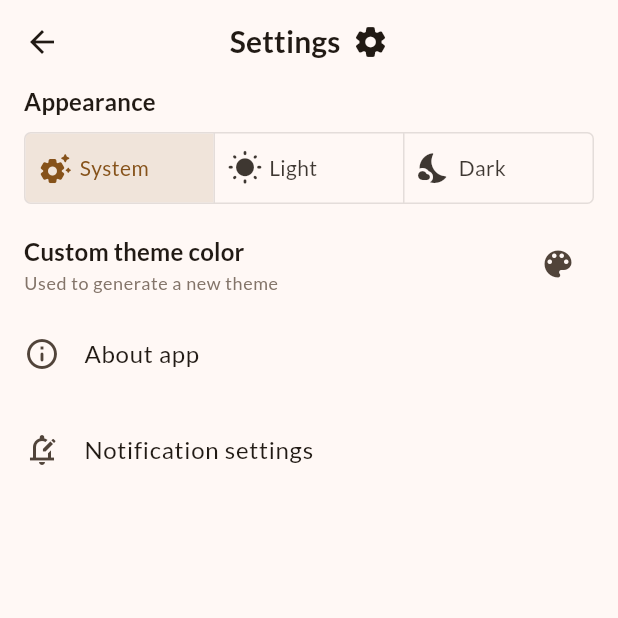
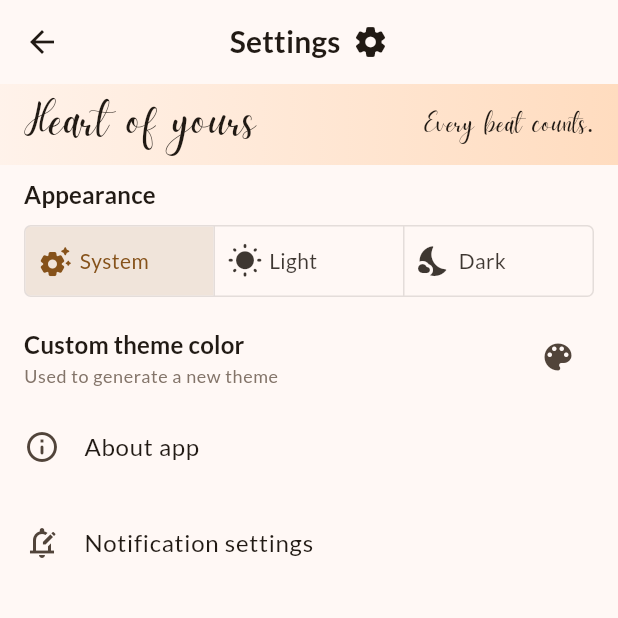
Before and after one commit to kit-g/heart-of-yours, a Flutter app: the SettingsPage screen opened directly, on a phone screen of 412 x 824 dp, the top half of it. Run offline on Flutter 3.47's test engine with Material 3 defaults, Android fonts, the phone set to English and light mode, and no system bars; our stand-ins replace cloud_firestore, firebase_auth, firebase_core, fl_chart, flutter_colorpicker, go_router and 6 more; accounts and stored records are empty; generated files the repository leaves out were written again; statements that could not run were skipped.

Commit message:
feat: logo added

```diff
--- a/lib/presentation/routes/login.dart
+++ b/lib/presentation/routes/login.dart
@@ -3,6 +3,7 @@ import 'package:flutter/material.dart';
 import 'package:heart/core/env/sentry.dart';
 import 'package:heart/core/utils/icons.dart';
 import 'package:heart/core/utils/visual.dart';
+import 'package:heart/presentation/widgets/logo.dart';
 import 'package:heart_language/heart_language.dart';
 import 'package:heart_state/heart_state.dart';
 
@@ -29,7 +30,15 @@ class _LoginPageState extends State<LoginPage> with LoadingState<LoginPage> {
     final ThemeData(textTheme: TextTheme(titleMedium: style)) = Theme.of(context);
 
     return Scaffold(
-      body: Center(
+      body: SafeArea(
+        child: Column(
+          children: [
+            const Expanded(
+              flex: 2,
+              child: Logo(),
+            ),
+            Expanded(
+              flex: 3,
               child: ValueListenableBuilder<bool>(
                 valueListenable: loader,
                 builder: (_, loading, child) {
@@ -46,7 +55,7 @@ class _LoginPageState extends State<LoginPage> with LoadingState<LoginPage> {
                 child: Padding(
                   padding: const EdgeInsets.symmetric(horizontal: 60.0),
                   child: Column(
-              mainAxisAlignment: MainAxisAlignment.center,
+                    mainAxisAlignment: MainAxisAlignment.start,
                     spacing: 24,
                     children: [
                       Stack(
@@ -74,7 +83,8 @@ class _LoginPageState extends State<LoginPage> with LoadingState<LoginPage> {
                       FutureBuilder<bool>(
                         future: _isAppleSignNnAvailable,
                         builder: (_, snapshot) {
-                    bool hasAppleSignIn = _isIos(context) && !snapshot.hasError && snapshot.hasData && snapshot.data!;
+                          bool hasAppleSignIn =
+                              _isIos(context) && !snapshot.hasError && snapshot.hasData && snapshot.data!;
                           return AnimatedSwitcher(
                             duration: const Duration(milliseconds: 100),
                             child: switch (hasAppleSignIn) {
@@ -110,6 +120,9 @@ class _LoginPageState extends State<LoginPage> with LoadingState<LoginPage> {
                 ),
               ),
             ),
+          ],
+        ),
+      ),
     );
   }
 
--- a/lib/presentation/routes/settings/page.dart
+++ b/lib/presentation/routes/settings/page.dart
@@ -6,15 +6,18 @@ class SettingsPage extends StatelessWidget {
   @override
   Widget build(BuildContext context) {
     final L(:settings, :appearance, :aboutApp, :notificationSettings) = L.of(context);
-    final ThemeData(:textTheme, :colorScheme) = Theme.of(context);
+    final ThemeData(
+      :textTheme,
+      colorScheme: ColorScheme(:brightness, secondaryContainer: logoColor),
+    ) = Theme.of(context);
 
     return AnnotatedRegion<SystemUiOverlayStyle>(
       value: SystemUiOverlayStyle(
-        statusBarIconBrightness: switch (colorScheme.brightness) {
+        statusBarIconBrightness: switch (brightness) {
           Brightness.dark => Brightness.light,
           Brightness.light => Brightness.dark,
         },
-        statusBarBrightness: colorScheme.brightness,
+        statusBarBrightness: brightness,
       ),
       child: SafeArea(
         child: Scaffold(
@@ -35,6 +38,27 @@ class SettingsPage extends StatelessWidget {
           ),
           body: ListView(
             children: [
+              Container(
+                decoration: BoxDecoration(
+                  gradient: LinearGradient(
+                    colors: [
+                      logoColor.withValues(alpha: .2),
+                      logoColor,
+                    ],
+                  ),
+                ),
+                child: const Padding(
+                  padding: EdgeInsets.symmetric(horizontal: 16.0, vertical: 4),
+                  child: Row(
+                    mainAxisAlignment: MainAxisAlignment.spaceBetween,
+                    children: [
+                      LogoTitle(fontSize: 32),
+                      Motto(fontSize: 18),
+                    ],
+                  ),
+                ),
+              ),
+              const SizedBox(height: 8),
               Padding(
                 padding: const EdgeInsets.symmetric(horizontal: 16.0),
                 child: Text(
--- a/lib/presentation/routes/settings/settings.dart
+++ b/lib/presentation/routes/settings/settings.dart
@@ -4,6 +4,7 @@ import 'package:flutter/material.dart';
 import 'package:flutter/services.dart';
 import 'package:flutter_colorpicker/flutter_colorpicker.dart';
 import 'package:heart/core/theme/state.dart';
+import 'package:heart/presentation/widgets/logo.dart';
 import 'package:heart_language/heart_language.dart';
 import 'package:heart_state/heart_state.dart';
 
--- /dev/null
+++ b/lib/presentation/widgets/logo.dart
@@ -0,0 +1,62 @@
+import 'package:flutter/material.dart';
+import 'package:heart_language/heart_language.dart';
+
+class Logo extends StatelessWidget {
+  final double titleFontSize;
+
+  const Logo({
+    super.key,
+    this.titleFontSize = 48,
+  });
+
+  @override
+  Widget build(BuildContext context) {
+    return const Column(
+      mainAxisAlignment: MainAxisAlignment.center,
+      children: [
+        LogoTitle(),
+        Motto(),
+      ],
+    );
+  }
+}
+
+class LogoTitle extends StatelessWidget {
+  final double fontSize;
+
+  const LogoTitle({
+    super.key,
+    this.fontSize = 48,
+  });
+
+  @override
+  Widget build(BuildContext context) {
+    return Text(
+      'Heart of yours',
+      style: TextStyle(
+        fontFamily: 'Daydream',
+        fontSize: fontSize,
+      ),
+    );
+  }
+}
+
+class Motto extends StatelessWidget {
+  final double fontSize;
+
+  const Motto({
+    super.key,
+    this.fontSize = 24,
+  });
+
+  @override
+  Widget build(BuildContext context) {
+    return Text(
+      L.of(context).motto,
+      style: TextStyle(
+        fontFamily: 'Daydream',
+        fontSize: fontSize,
+      ),
+    );
+  }
+}
--- a/pubspec.yaml
+++ b/pubspec.yaml
@@ -55,6 +55,11 @@ flutter:
           style: normal
         - asset: assets/fonts/Lato/Lato-Light.ttf
           weight: 200
+    - family: "Daydream"
+      fonts:
+        - asset: assets/fonts/Daydream.ttf
+          weight: 400
+          style: normal
     - family: "Icons"
       fonts:
         - asset: assets/fonts/Icons.ttf
--- a/shared/heart_language/lib/src/locales.dart
+++ b/shared/heart_language/lib/src/locales.dart
@@ -20,6 +20,14 @@ class L {
       'Appearance',
       name: 'appearance',
       desc: 'Label',
+    );
+  }
+
+  String get motto {
+    return Intl.message(
+      'Every beat counts.',
+      name: 'motto',
+      desc: 'App\'s motto',
     );
   }
 
```
Also changed, not shown: assets/fonts/Daydream.ttf (added). Lines whose indentation alone changed are shown as unchanged.
